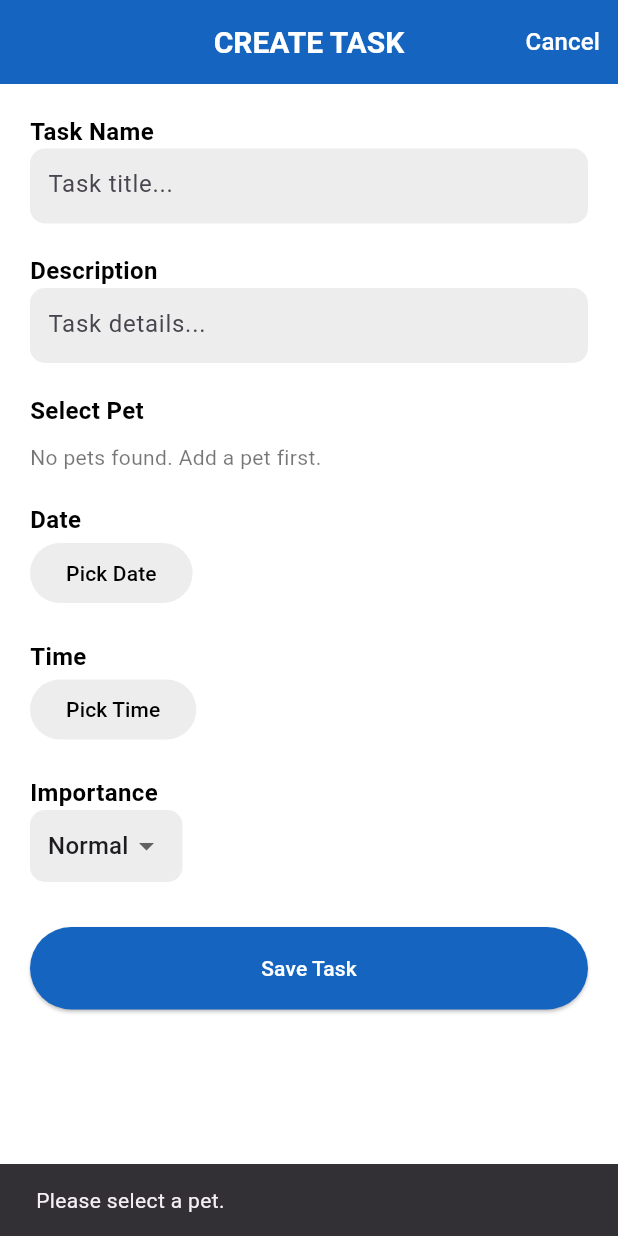
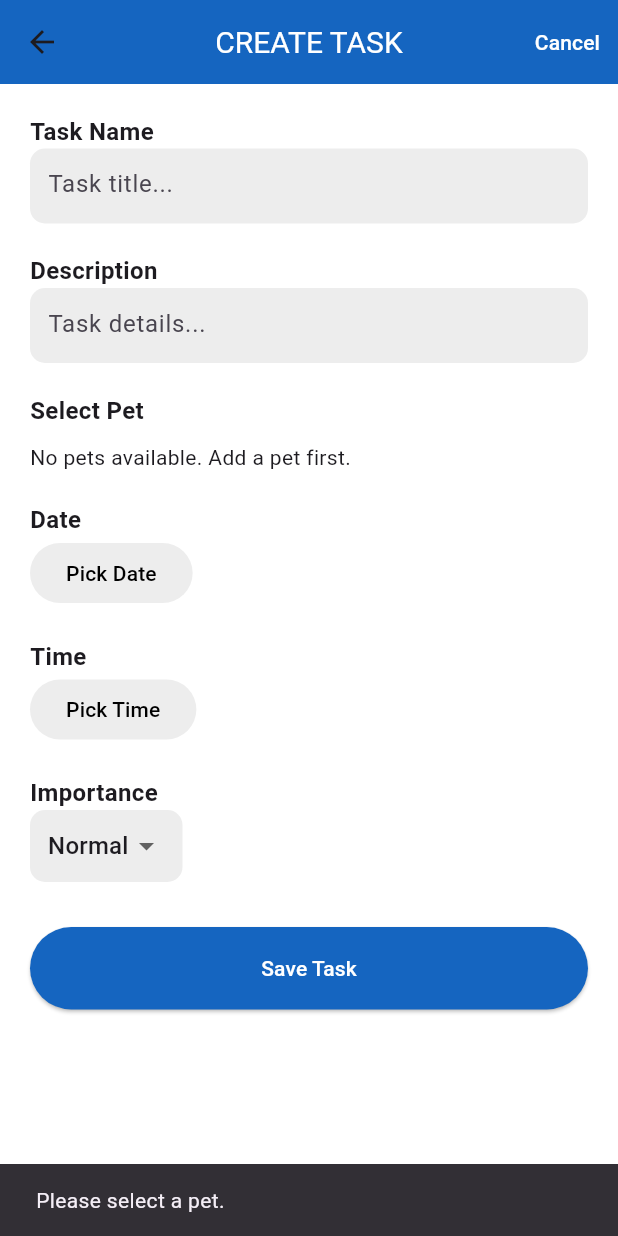
Before and after one commit to Solares10/PetMinder2.0, a Flutter app: the CreateTaskScreen screen opened by its route, after a tap on "Save Task", on a phone screen of 412 x 824 dp. Run offline on Flutter 3.47's test engine with Material 3 defaults, Android fonts, the phone set to English and light mode, and no system bars; our stand-ins replace cloud_firestore, file_picker, firebase_auth, firebase_core, image_picker; accounts and stored records are empty.

Commit message:
fixed daily task

```diff
--- a/lib/screens/create_task_screen.dart
+++ b/lib/screens/create_task_screen.dart
@@ -29,6 +29,7 @@ class _CreateTaskScreenState extends State<CreateTaskScreen> {
     _loadPets();
   }
 
+  // ---------------- LOAD PETS ----------------
   Future<void> _loadPets() async {
     final user = FirebaseAuth.instance.currentUser;
     if (user == null) return;
@@ -50,6 +51,7 @@ class _CreateTaskScreenState extends State<CreateTaskScreen> {
     });
   }
 
+  // ---------------- PICK DATE ----------------
   Future<void> pickDate() async {
     DateTime now = DateTime.now();
     final picked = await showDatePicker(
@@ -59,40 +61,37 @@ class _CreateTaskScreenState extends State<CreateTaskScreen> {
       lastDate: DateTime(now.year + 2),
     );
 
-    if (picked != null) {
-      setState(() => selectedDate = picked);
-    }
+    if (picked != null) setState(() => selectedDate = picked);
   }
 
+  // ---------------- PICK TIME ----------------
   Future<void> pickTime() async {
     final picked = await showTimePicker(
       context: context,
       initialTime: TimeOfDay.now(),
     );
 
-    if (picked != null) {
-      setState(() => selectedTime = picked);
-    }
+    if (picked != null) setState(() => selectedTime = picked);
   }
 
+  // ---------------- SAVE TASK ----------------
   Future<void> saveTask() async {
-    if (selectedPetId == null) {
-      _showError("Please select a pet.");
-      return;
-    }
-    if (selectedDate == null) {
-      _showError("Please select a date.");
-      return;
-    }
-    if (selectedTime == null) {
-      _showError("Please select a time.");
-      return;
-    }
+    if (selectedPetId == null) return _error("Please select a pet.");
+    if (selectedDate == null) return _error("Please select a date.");
+    if (selectedTime == null) return _error("Please select a time.");
 
     final user = FirebaseAuth.instance.currentUser;
     if (user == null) return;
 
-    final formattedTime = selectedTime!.format(context); // e.g. "8:30 PM"
+    // Fetch pet info to store name + image
+    final petData = await FirebaseFirestore.instance
+        .collection("users")
+        .doc(user.uid)
+        .collection("pets")
+        .doc(selectedPetId)
+        .get();
+
+    final formattedTime = selectedTime!.format(context);
 
     await FirebaseFirestore.instance
         .collection("users")
@@ -102,11 +101,12 @@ class _CreateTaskScreenState extends State<CreateTaskScreen> {
       "name": nameController.text.trim(),
       "description": descController.text.trim(),
 
-      // pet info
+      // PET INFO
       "petId": selectedPetId,
-      "petImageUrl": selectedPetImageUrl,
+      "petName": petData["petName"],
+      "petImageUrl": petData["imageUrl"],
 
-      // scheduling
+      // DATE + TIME
       "date": DateTime(
         selectedDate!.year,
         selectedDate!.month,
@@ -114,7 +114,7 @@ class _CreateTaskScreenState extends State<CreateTaskScreen> {
       ),
       "time": formattedTime,
 
-      // extra data
+      // EXTRA
       "importance": importance,
       "createdAt": DateTime.now(),
     });
@@ -122,13 +122,13 @@ class _CreateTaskScreenState extends State<CreateTaskScreen> {
     Navigator.pop(context);
   }
 
-  void _showError(String message) {
-    ScaffoldMessenger.of(context)
-        .showSnackBar(SnackBar(content: Text(message)));
+  void _error(String msg) {
+    ScaffoldMessenger.of(context).showSnackBar(
+      SnackBar(content: Text(msg)),
+    );
   }
 
   // ---------------- UI ----------------
-
   @override
   Widget build(BuildContext context) {
     return Scaffold(
@@ -136,30 +136,18 @@ class _CreateTaskScreenState extends State<CreateTaskScreen> {
 
       appBar: AppBar(
         backgroundColor: Colors.blue.shade800,
-        automaticallyImplyLeading: false,
         centerTitle: true,
         title: const Text(
           "CREATE TASK",
-          style: TextStyle(
-            fontSize: 20,
-            fontWeight: FontWeight.w600,
-            color: Colors.white,
-          ),
+          style: TextStyle(color: Colors.white, fontSize: 20),
         ),
         actions: [
           TextButton(
             onPressed: () => Navigator.pop(context),
-            child: const Text(
-              "Cancel",
-              style: TextStyle(
-                color: Colors.white,
-                fontSize: 16,
-              ),
-            ),
+            child: const Text("Cancel", style: TextStyle(color: Colors.white)),
           )
         ],
       ),
-
 
       body: SingleChildScrollView(
         padding: const EdgeInsets.all(20),
@@ -198,43 +186,34 @@ class _CreateTaskScreenState extends State<CreateTaskScreen> {
     );
   }
 
-  // ---------------- COMPONENTS ----------------
+  // ---------------- COMPONENTS ---------------
 
-  Widget _label(String text) {
-    return Text(
+  Widget _label(String text) => Text(
         text,
         style: const TextStyle(
           fontSize: 16,
           fontWeight: FontWeight.bold,
-        color: Colors.black,
         ),
       );
-  }
 
   Widget _input(TextEditingController c, String hint) {
     return Container(
       height: 50,
+      padding: const EdgeInsets.symmetric(horizontal: 12),
       decoration: BoxDecoration(
+        color: const Color(0xFFEDEDED),
         borderRadius: BorderRadius.circular(10),
-        color: const Color(0xFFEDEDED),
       ),
-      padding: const EdgeInsets.symmetric(horizontal: 12),
       child: TextField(
         controller: c,
-        decoration: InputDecoration(
-          border: InputBorder.none,
-          hintText: hint,
-        ),
+        decoration: InputDecoration(border: InputBorder.none, hintText: hint),
       ),
     );
   }
 
   Widget _petSelector() {
     if (pets.isEmpty) {
-      return const Text(
-        "No pets found. Add a pet first.",
-        style: TextStyle(color: Colors.black54),
-      );
+      return const Text("No pets available. Add a pet first.");
     }
 
     return SizedBox(
@@ -244,7 +223,7 @@ class _CreateTaskScreenState extends State<CreateTaskScreen> {
         itemCount: pets.length,
         itemBuilder: (context, i) {
           final pet = pets[i];
-          final bool active = (selectedPetId == pet["id"]);
+          final bool active = selectedPetId == pet["id"];
 
           return GestureDetector(
             onTap: () {
@@ -260,15 +239,13 @@ class _CreateTaskScreenState extends State<CreateTaskScreen> {
                 borderRadius: BorderRadius.circular(12),
                 border: Border.all(
                     color: active ? Colors.orange : Colors.transparent,
-                  width: 3,
-                ),
-                color: Colors.white,
+                    width: 3),
                 boxShadow: const [
                   BoxShadow(
                     blurRadius: 4,
                     color: Colors.black12,
                     offset: Offset(0, 3),
-                  )
+                  ),
                 ],
               ),
               child: Column(
@@ -280,13 +257,9 @@ class _CreateTaskScreenState extends State<CreateTaskScreen> {
                       ),
                       child: Image.network(
                         pet["imageUrl"] ?? "",
-                        width: double.infinity,
-                        height: double.infinity,
                         fit: BoxFit.cover,
-                        errorBuilder: (_, __, ___) => Container(
-                          color: Colors.grey,
-                          child: const Icon(Icons.pets),
-                        ),
+                        errorBuilder: (_, __, ___) =>
+                            const Icon(Icons.pets, size: 40),
                       ),
                     ),
                   ),
@@ -295,12 +268,10 @@ class _CreateTaskScreenState extends State<CreateTaskScreen> {
                     child: Text(
                       pet["name"],
                       style: const TextStyle(
-                        fontWeight: FontWeight.bold,
-                        fontSize: 14,
-                      ),
+                          fontSize: 14, fontWeight: FontWeight.bold),
                       overflow: TextOverflow.ellipsis,
                     ),
-                  ),
+                  )
                 ],
               ),
             ),
@@ -310,35 +281,29 @@ class _CreateTaskScreenState extends State<CreateTaskScreen> {
     );
   }
 
-  Widget _dateButton() {
-    return ElevatedButton(
+  Widget _dateButton() => ElevatedButton(
         onPressed: pickDate,
         style: ElevatedButton.styleFrom(
           backgroundColor: const Color(0xFFEDEDED),
+          foregroundColor: Colors.black,
           elevation: 0,
-        foregroundColor: Colors.black,
         ),
-      child: Text(
-        selectedDate == null
+        child: Text(selectedDate == null
             ? "Pick Date"
-            : DateFormat('MMMM d, yyyy').format(selectedDate!),
-      ),
+            : DateFormat('MMMM d, yyyy').format(selectedDate!)),
       );
-  }
 
-  Widget _timeButton() {
-    return ElevatedButton(
+  Widget _timeButton() => ElevatedButton(
         onPressed: pickTime,
         style: ElevatedButton.styleFrom(
           backgroundColor: const Color(0xFFEDEDED),
+          foregroundColor: Colors.black,
           elevation: 0,
-        foregroundColor: Colors.black,
         ),
-      child: Text(
-        selectedTime == null ? "Pick Time" : selectedTime!.format(context),
-      ),
+        child: Text(selectedTime == null
+            ? "Pick Time"
+            : selectedTime!.format(context)),
       );
-  }
 
   Widget _importanceDropdown() {
     return Container(
@@ -359,8 +324,7 @@ class _CreateTaskScreenState extends State<CreateTaskScreen> {
     );
   }
 
-  Widget _saveButton() {
-    return SizedBox(
+  Widget _saveButton() => SizedBox(
         width: double.infinity,
         height: 55,
         child: ElevatedButton(
@@ -368,11 +332,8 @@ class _CreateTaskScreenState extends State<CreateTaskScreen> {
           style: ElevatedButton.styleFrom(
             backgroundColor: Colors.blue.shade800,
           ),
-        child: const Text(
-          "Save Task",
-          style: TextStyle(color: Colors.white),
-        ),
+          child: const Text("Save Task",
+              style: TextStyle(color: Colors.white)),
         ),
       );
 }
-}
```
Also changed, not shown: lib/screens/daily_tasks_screen.dart (+36 -98 lines). Lines whose indentation alone changed are shown as unchanged.
